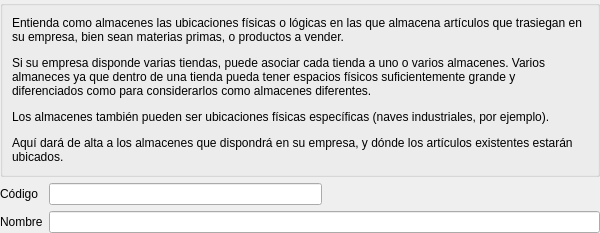
Above: es.alephsistemas.gestion.almacen/almacenes.dbrecord.ui from dpinelo/AlephERP-MainModules before the change. Below: the same form after it.
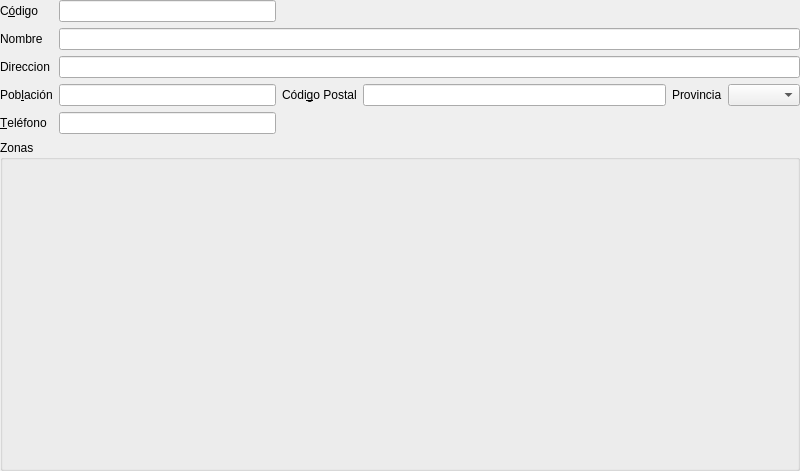
That is the form after the change. Custom widgets are drawn as their Qt base class.

```diff
--- a/es.alephsistemas.gestion.almacen/almacenes.dbrecord.ui
+++ b/es.alephsistemas.gestion.almacen/almacenes.dbrecord.ui
@@ -6,8 +6,8 @@
    <rect>
     <x>0</x>
     <y>0</y>
-    <width>600</width>
-    <height>233</height>
+    <width>800</width>
+    <height>471</height>
    </rect>
   </property>
   <property name="windowTitle">
@@ -16,35 +16,23 @@
   <property name="tableName" stdset="0">
    <string>almacenes</string>
   </property>
-  <layout class="QVBoxLayout" name="verticalLayout">
-   <property name="margin">
-    <number>0</number>
-   </property>
-   <item>
-    <widget class="QGroupBox" name="groupBox">
-     <property name="title">
-      <string/>
-     </property>
-     <layout class="QHBoxLayout" name="horizontalLayout">
-      <item>
-       <widget class="QLabel" name="label">
-        <property name="text">
-         <string>&lt;html&gt;&lt;head/&gt;&lt;body&gt;&lt;p&gt;Entienda como almacenes las ubicaciones físicas o lógicas en las que almacena artículos que trasiegan en su empresa, bien sean materias primas, o productos a vender.&lt;/p&gt;&lt;p&gt;Si su empresa disponde varias tiendas, puede asociar cada tienda a uno o varios almacenes. Varios almaneces ya que dentro de una tienda pueda tener espacios físicos suficientemente grande y diferenciados como para considerarlos como almacenes diferentes.&lt;/p&gt;&lt;p&gt;Los almacenes también pueden ser ubicaciones físicas específicas (naves industriales, por ejemplo).&lt;/p&gt;&lt;p&gt;Aquí dará de alta a los almacenes que dispondrá en su empresa, y dónde los artículos existentes estarán ubicados.&lt;/p&gt;&lt;/body&gt;&lt;/html&gt;</string>
-        </property>
-        <property name="wordWrap">
-         <bool>true</bool>
-        </property>
-       </widget>
-      </item>
-     </layout>
-    </widget>
-   </item>
-   <item>
     <layout class="QGridLayout" name="gridLayout">
+   <property name="leftMargin">
+    <number>0</number>
+   </property>
+   <property name="topMargin">
+    <number>0</number>
+   </property>
+   <property name="rightMargin">
+    <number>0</number>
+   </property>
+   <property name="bottomMargin">
+    <number>0</number>
+   </property>
      <item row="0" column="0">
       <widget class="QLabel" name="label_2">
        <property name="text">
-        <string>Código</string>
+      <string>C&amp;ódigo</string>
        </property>
        <property name="buddy">
         <cstring>db_codigo</cstring>
@@ -61,14 +49,14 @@
        </property>
       </widget>
      </item>
-     <item row="0" column="2">
+   <item row="0" column="2" colspan="4">
       <spacer name="horizontalSpacer">
        <property name="orientation">
         <enum>Qt::Horizontal</enum>
        </property>
        <property name="sizeHint" stdset="0">
         <size>
-         <width>40</width>
+       <width>518</width>
          <height>20</height>
         </size>
        </property>
@@ -84,7 +72,7 @@
        </property>
       </widget>
      </item>
-     <item row="1" column="1" colspan="2">
+   <item row="1" column="1" colspan="5">
       <widget class="DBLineEdit" name="db_nombre">
        <property name="fieldName">
         <string>nombre</string>
@@ -94,11 +82,151 @@
        </property>
       </widget>
      </item>
-    </layout>
+   <item row="2" column="0">
+    <widget class="QLabel" name="label">
+     <property name="text">
+      <string>Direccion</string>
+     </property>
+     <property name="buddy">
+      <cstring>dbLineEdit</cstring>
+     </property>
+    </widget>
+   </item>
+   <item row="2" column="1" colspan="5">
+    <widget class="DBLineEdit" name="dbLineEdit">
+     <property name="fieldName">
+      <string>direccion</string>
+     </property>
+     <property name="dataEditable">
+      <bool>true</bool>
+     </property>
+    </widget>
+   </item>
+   <item row="3" column="0">
+    <widget class="QLabel" name="label_5">
+     <property name="text">
+      <string>Pob&amp;lación</string>
+     </property>
+     <property name="buddy">
+      <cstring>dbLineEdit_3</cstring>
+     </property>
+    </widget>
+   </item>
+   <item row="3" column="1">
+    <widget class="DBLineEdit" name="dbLineEdit_3">
+     <property name="fieldName">
+      <string>poblacion</string>
+     </property>
+     <property name="dataEditable">
+      <bool>true</bool>
+     </property>
+    </widget>
+   </item>
+   <item row="3" column="2">
+    <widget class="QLabel" name="label_4">
+     <property name="text">
+      <string>Códi&amp;go Postal</string>
+     </property>
+     <property name="buddy">
+      <cstring>dbLineEdit_2</cstring>
+     </property>
+    </widget>
+   </item>
+   <item row="3" column="3">
+    <widget class="DBLineEdit" name="dbLineEdit_2">
+     <property name="fieldName">
+      <string>codpostal</string>
+     </property>
+     <property name="dataEditable">
+      <bool>true</bool>
+     </property>
+    </widget>
+   </item>
+   <item row="3" column="4">
+    <widget class="QLabel" name="label_6">
+     <property name="text">
+      <string>Provincia</string>
+     </property>
+     <property name="buddy">
+      <cstring>dbComboBox</cstring>
+     </property>
+    </widget>
+   </item>
+   <item row="3" column="5">
+    <widget class="DBComboBox" name="dbComboBox">
+     <property name="fieldName">
+      <string>idprovincia</string>
+     </property>
+     <property name="dataEditable">
+      <bool>true</bool>
+     </property>
+    </widget>
+   </item>
+   <item row="4" column="0">
+    <widget class="QLabel" name="label_8">
+     <property name="text">
+      <string>&amp;Teléfono</string>
+     </property>
+     <property name="buddy">
+      <cstring>dbLineEdit_5</cstring>
+     </property>
+    </widget>
+   </item>
+   <item row="4" column="1">
+    <widget class="DBLineEdit" name="dbLineEdit_5">
+     <property name="fieldName">
+      <string>telefono1</string>
+     </property>
+     <property name="dataEditable">
+      <bool>true</bool>
+     </property>
+    </widget>
+   </item>
+   <item row="4" column="2" colspan="4">
+    <spacer name="horizontalSpacer_2">
+     <property name="orientation">
+      <enum>Qt::Horizontal</enum>
+     </property>
+     <property name="sizeHint" stdset="0">
+      <size>
+       <width>518</width>
+       <height>20</height>
+      </size>
+     </property>
+    </spacer>
+   </item>
+   <item row="5" column="0" colspan="6">
+    <widget class="QGroupBox" name="groupBox">
+     <property name="title">
+      <string>Zonas</string>
+     </property>
+     <layout class="QHBoxLayout" name="horizontalLayout">
+      <item>
+       <widget class="DBDetailView" name="dbDetailView">
+        <property name="relationName">
+         <string>almacenes_zonas</string>
+        </property>
+        <property name="dataEditable">
+         <bool>true</bool>
+        </property>
+       </widget>
+      </item>
+     </layout>
+    </widget>
    </item>
   </layout>
  </widget>
  <customwidgets>
+  <customwidget>
+   <class>DBComboBox</class>
+   <extends>QComboBox</extends>
+   <header>widgets/dbcombobox.h</header>
+  </customwidget>
+  <customwidget>
+   <class>DBDetailView</class>
+   <extends>QWidget</extends>
+   <header>widgets/dbdetailview.h</header>
+  </customwidget>
   <customwidget>
    <class>DBLineEdit</class>
    <extends>QLineEdit</extends>
```
Left out of the diff: 9 changed lines with no effect on the pictures. Lines whose indentation alone changed are shown as unchanged.
